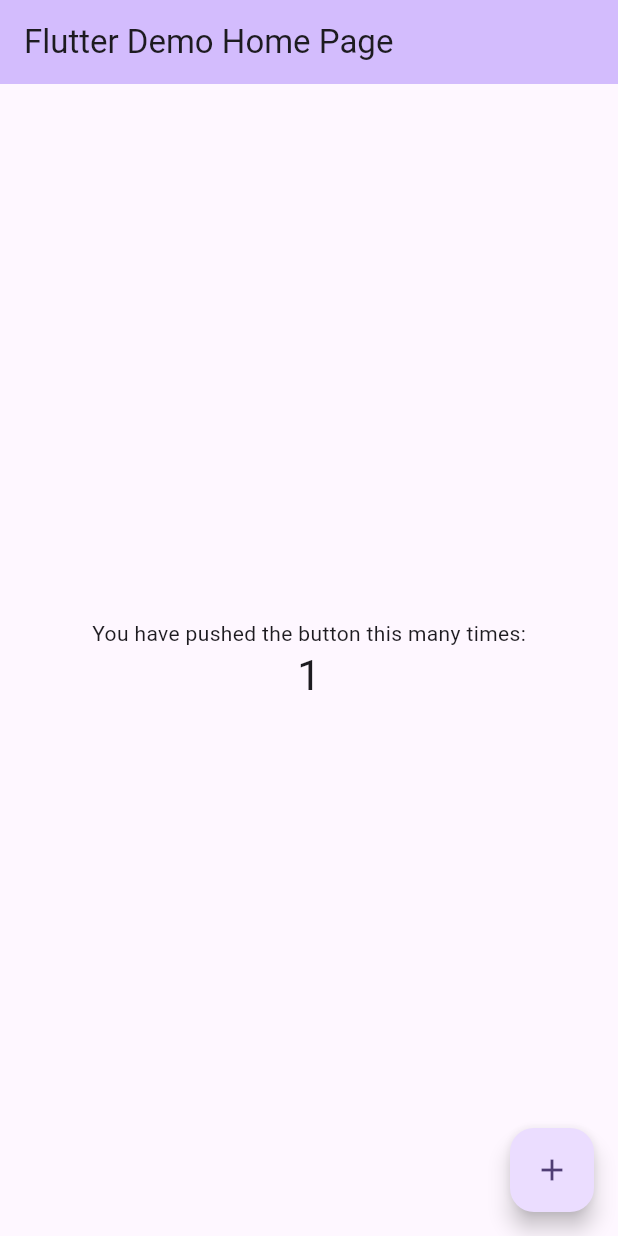
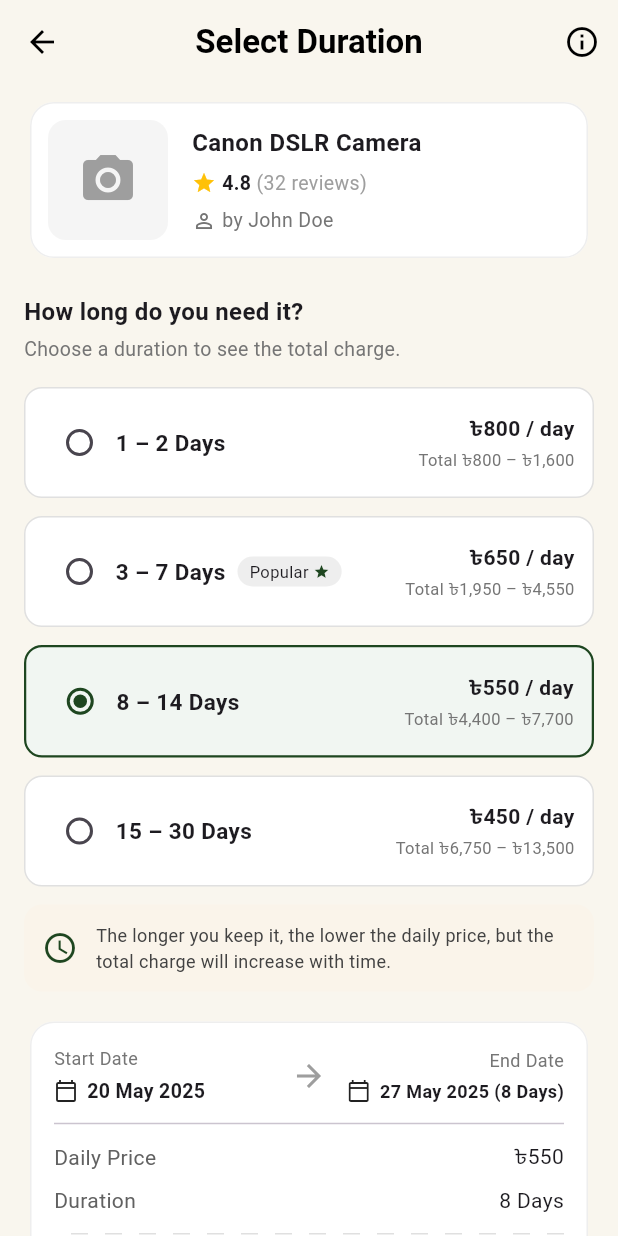
Before and after one commit to nadiuh/lendr, a Flutter app: the screen it shows after launch, after a tap on the "add" icon, on a phone screen of 412 x 824 dp. Run offline on Flutter 3.47's test engine with Material 3 defaults, Android fonts, the phone set to English and light mode, and no system bars; network calls fail.

```diff
--- a/lib/main.dart
+++ b/lib/main.dart
@@ -1,4 +1,5 @@
 import 'package:flutter/material.dart';
+import 'screens/select_duration_screen.dart';
 
 void main() {
   runApp(const MyApp());
@@ -7,45 +8,23 @@ void main() {
 class MyApp extends StatelessWidget {
   const MyApp({super.key});
 
-  // This widget is the root of your application.
   @override
   Widget build(BuildContext context) {
     return MaterialApp(
-      title: 'Flutter Demo',
+      title: 'Lendr App',
+      debugShowCheckedModeBanner: false,
       theme: ThemeData(
-        // This is the theme of your application.
-        //
-        // TRY THIS: Try running your application with "flutter run". You'll see
-        // the application has a purple toolbar. Then, without quitting the app,
-        // try changing the seedColor in the colorScheme below to Colors.green
-        // and then invoke "hot reload" (save your changes or press the "hot
-        // reload" button in a Flutter-supported IDE, or press "r" if you used
-        // the command line to start the app).
-        //
-        // Notice that the counter didn't reset back to zero; the application
-        // state is not lost during the reload. To reset the state, use hot
-        // restart instead.
-        //
-        // This works for code too, not just values: Most code changes can be
-        // tested with just a hot reload.
-        colorScheme: .fromSeed(seedColor: Colors.deepPurple),
+        colorScheme: ColorScheme.fromSeed(seedColor: Colors.deepPurple),
+        useMaterial3: true,
       ),
-      home: const MyHomePage(title: 'Flutter Demo Home Page'),
+      // Starts on the Demo page first
+      home: const MyHomePage(title: 'Lendr Home Page'),
     );
   }
 }
 
 class MyHomePage extends StatefulWidget {
   const MyHomePage({super.key, required this.title});
-
-  // This widget is the home page of your application. It is stateful, meaning
-  // that it has a State object (defined below) that contains fields that affect
-  // how it looks.
-
-  // This class is the configuration for the state. It holds the values (in this
-  // case the title) provided by the parent (in this case the App widget) and
-  // used by the build method of the State. Fields in a Widget subclass are
-  // always marked "final".
 
   final String title;
 
@@ -58,51 +37,20 @@ class _MyHomePageState extends State<MyHomePage> {
 
   void _incrementCounter() {
     setState(() {
-      // This call to setState tells the Flutter framework that something has
-      // changed in this State, which causes it to rerun the build method below
-      // so that the display can reflect the updated values. If we changed
-      // _counter without calling setState(), then the build method would not be
-      // called again, and so nothing would appear to happen.
       _counter++;
     });
   }
 
   @override
   Widget build(BuildContext context) {
-    // This method is rerun every time setState is called, for instance as done
-    // by the _incrementCounter method above.
-    //
-    // The Flutter framework has been optimized to make rerunning build methods
-    // fast, so that you can just rebuild anything that needs updating rather
-    // than having to individually change instances of widgets.
     return Scaffold(
       appBar: AppBar(
-        // TRY THIS: Try changing the color here to a specific color (to
-        // Colors.amber, perhaps?) and trigger a hot reload to see the AppBar
-        // change color while the other colors stay the same.
         backgroundColor: Theme.of(context).colorScheme.inversePrimary,
-        // Here we take the value from the MyHomePage object that was created by
-        // the App.build method, and use it to set our appbar title.
         title: Text(widget.title),
       ),
       body: Center(
-        // Center is a layout widget. It takes a single child and positions it
-        // in the middle of the parent.
         child: Column(
-          // Column is also a layout widget. It takes a list of children and
-          // arranges them vertically. By default, it sizes itself to fit its
-          // children horizontally, and tries to be as tall as its parent.
-          //
-          // Column has various properties to control how it sizes itself and
-          // how it positions its children. Here we use mainAxisAlignment to
-          // center the children vertically; the main axis here is the vertical
-          // axis because Columns are vertical (the cross axis would be
-          // horizontal).
-          //
-          // TRY THIS: Invoke "debug painting" (choose the "Toggle Debug Paint"
-          // action in the IDE, or press "p" in the console), to see the
-          // wireframe for each widget.
-          mainAxisAlignment: .center,
+          mainAxisAlignment: MainAxisAlignment.center,
           children: [
             const Text('You have pushed the button this many times:'),
             Text(
@@ -113,8 +61,16 @@ class _MyHomePageState extends State<MyHomePage> {
         ),
       ),
       floatingActionButton: FloatingActionButton(
-        onPressed: _incrementCounter,
-        tooltip: 'Increment',
+        // Tapping the (+) button opens the SelectDurationScreen
+        onPressed: () {
+          Navigator.push(
+            context,
+            MaterialPageRoute(
+              builder: (context) => const SelectDurationScreen(),
+            ),
+          );
+        },
+        tooltip: 'Open Duration Screen',
         child: const Icon(Icons.add),
       ),
     );
--- /dev/null
+++ b/lib/screens/select_duration_screen.dart
@@ -0,0 +1,398 @@
+import 'package:flutter/material.dart';
+
+class SelectDurationScreen extends StatefulWidget {
+  const SelectDurationScreen({super.key});
+
+  @override
+  State<SelectDurationScreen> createState() => _SelectDurationScreenState();
+}
+
+class _SelectDurationScreenState extends State<SelectDurationScreen> {
+  // Currently selected duration tier index
+  int _selectedIndex = 2; // Default selected: 8 - 14 Days
+
+  final List<Map<String, dynamic>> _tiers = [
+    {
+      'label': '1 – 2 Days',
+      'price': 800,
+      'rangeText': 'Total ৳800 – ৳1,600',
+      'isPopular': false,
+    },
+    {
+      'label': '3 – 7 Days',
+      'price': 650,
+      'rangeText': 'Total ৳1,950 – ৳4,550',
+      'isPopular': true,
+    },
+    {
+      'label': '8 – 14 Days',
+      'price': 550,
+      'rangeText': 'Total ৳4,400 – ৳7,700',
+      'isPopular': false,
+    },
+    {
+      'label': '15 – 30 Days',
+      'price': 450,
+      'rangeText': 'Total ৳6,750 – ৳13,500',
+      'isPopular': false,
+    },
+  ];
+
+  @override
+  Widget build(BuildContext context) {
+    const primaryColor = Color(0xFF1E4620); // Dark green accent
+    const backgroundColor = Color(0xFFF9F6EE); // Off-white/cream background
+
+    return Scaffold(
+      backgroundColor: backgroundColor,
+      appBar: AppBar(
+        backgroundColor: backgroundColor,
+        elevation: 0,
+        leading: IconButton(
+          icon: const Icon(Icons.arrow_back, color: Colors.black),
+          onPressed: () => Navigator.pop(context),
+        ),
+        title: const Text(
+          'Select Duration',
+          style: TextStyle(color: Colors.black, fontWeight: FontWeight.bold),
+        ),
+        centerTitle: true,
+        actions: [
+          IconButton(
+            icon: const Icon(Icons.info_outline, color: Colors.black),
+            onPressed: () {},
+          ),
+        ],
+      ),
+      body: SingleChildScrollView(
+        padding: const EdgeInsets.symmetric(horizontal: 16.0, vertical: 8.0),
+        child: Column(
+          crossAxisAlignment: CrossAxisAlignment.start,
+          children: [
+            // Product Summary Card
+            Card(
+              elevation: 0,
+              color: Colors.white,
+              shape: RoundedRectangleBorder(
+                borderRadius: BorderRadius.circular(16),
+                side: BorderSide(color: Colors.grey.shade200),
+              ),
+              child: Padding(
+                padding: const EdgeInsets.all(12.0),
+                child: Row(
+                  children: [
+                    Container(
+                      width: 80,
+                      height: 80,
+                      decoration: BoxDecoration(
+                        color: Colors.grey.shade100,
+                        borderRadius: BorderRadius.circular(12),
+                      ),
+                      child: ClipRRect(
+                        borderRadius: BorderRadius.circular(12),
+                        child: Image.network(
+                          'https://picsum.photos/200', // Replace with your image asset
+                          fit: BoxFit.cover,
+                          errorBuilder: (context, error, stackTrace) =>
+                          const Icon(Icons.camera_alt, size: 40, color: Colors.grey),
+                        ),
+                      ),
+                    ),
+                    const SizedBox(width: 16),
+                    Expanded(
+                      child: Column(
+                        crossAxisAlignment: CrossAxisAlignment.start,
+                        children: [
+                          const Text(
+                            'Canon DSLR Camera',
+                            style: TextStyle(
+                              fontSize: 16,
+                              fontWeight: FontWeight.bold,
+                            ),
+                          ),
+                          const SizedBox(height: 6),
+                          const Row(
+                            children: [
+                              Icon(Icons.star, color: Colors.amber, size: 16),
+                              SizedBox(width: 4),
+                              Text(
+                                '4.8 ',
+                                style: TextStyle(fontWeight: FontWeight.bold, fontSize: 13),
+                              ),
+                              Text(
+                                '(32 reviews)',
+                                style: TextStyle(color: Colors.grey, fontSize: 13),
+                              ),
+                            ],
+                          ),
+                          const SizedBox(height: 6),
+                          Row(
+                            children: [
+                              Icon(Icons.person_outline, size: 16, color: Colors.grey.shade600),
+                              const SizedBox(width: 4),
+                              Text(
+                                'by John Doe',
+                                style: TextStyle(color: Colors.grey.shade600, fontSize: 13),
+                              ),
+                            ],
+                          ),
+                        ],
+                      ),
+                    ),
+                  ],
+                ),
+              ),
+            ),
+            const SizedBox(height: 20),
+
+            // Duration Title & Subtitle
+            const Text(
+              'How long do you need it?',
+              style: TextStyle(fontSize: 16, fontWeight: FontWeight.bold),
+            ),
+            const SizedBox(height: 4),
+            Text(
+              'Choose a duration to see the total charge.',
+              style: TextStyle(fontSize: 13, color: Colors.grey.shade600),
+            ),
+            const SizedBox(height: 16),
+
+            // Duration Option Radio Cards
+            ListView.builder(
+              shrinkWrap: true,
+              physics: const NeverScrollableScrollPhysics(),
+              itemCount: _tiers.length,
+              itemBuilder: (context, index) {
+                final tier = _tiers[index];
+                final isSelected = _selectedIndex == index;
+
+                return GestureDetector(
+                  onTap: () {
+                    setState(() {
+                      _selectedIndex = index;
+                    });
+                  },
+                  child: AnimatedContainer(
+                    duration: const Duration(milliseconds: 200),
+                    margin: const EdgeInsets.only(bottom: 12),
+                    padding: const EdgeInsets.symmetric(horizontal: 12, vertical: 12),
+                    decoration: BoxDecoration(
+                      color: isSelected ? const Color(0xFFF1F6F2) : Colors.white,
+                      borderRadius: BorderRadius.circular(12),
+                      border: Border.all(
+                        color: isSelected ? primaryColor : Colors.grey.shade300,
+                        width: isSelected ? 1.5 : 1.0,
+                      ),
+                    ),
+                    child: Row(
+                      children: [
+                        Radio<int>(
+                          value: index,
+                          groupValue: _selectedIndex,
+                          activeColor: primaryColor,
+                          onChanged: (val) {
+                            if (val != null) setState(() => _selectedIndex = val);
+                          },
+                        ),
+                        Text(
+                          tier['label'],
+                          style: const TextStyle(fontWeight: FontWeight.bold, fontSize: 15),
+                        ),
+                        if (tier['isPopular']) ...[
+                          const SizedBox(width: 8),
+                          Container(
+                            padding: const EdgeInsets.symmetric(horizontal: 8, vertical: 2),
+                            decoration: BoxDecoration(
+                              color: Colors.grey.shade200,
+                              borderRadius: BorderRadius.circular(12),
+                            ),
+                            child: const Row(
+                              children: [
+                                Text('Popular ', style: TextStyle(fontSize: 11)),
+                                Icon(Icons.star, size: 11, color: primaryColor),
+                              ],
+                            ),
+                          ),
+                        ],
+                        const Spacer(),
+                        Column(
+                          crossAxisAlignment: CrossAxisAlignment.end,
+                          children: [
+                            Text(
+                              '৳${tier['price']} / day',
+                              style: const TextStyle(
+                                fontWeight: FontWeight.bold,
+                                fontSize: 14,
+                              ),
+                            ),
+                            const SizedBox(height: 2),
+                            Text(
+                              tier['rangeText'],
+                              style: TextStyle(fontSize: 11, color: Colors.grey.shade600),
+                            ),
+                          ],
+                        ),
+                      ],
+                    ),
+                  ),
+                );
+              },
+            ),
+
+            // Tip Banner
+            Container(
+              padding: const EdgeInsets.all(12),
+              decoration: BoxDecoration(
+                color: const Color(0xFFFAF4EA),
+                borderRadius: BorderRadius.circular(12),
+              ),
+              child: Row(
+                children: [
+                  const Icon(Icons.access_time, color: primaryColor),
+                  const SizedBox(width: 12),
+                  Expanded(
+                    child: Text(
+                      'The longer you keep it, the lower the daily price, but the total charge will increase with time.',
+                      style: TextStyle(fontSize: 12, color: Colors.grey.shade800),
+                    ),
+                  ),
+                ],
+              ),
+            ),
+            const SizedBox(height: 16),
+
+            // Breakdown Card
+            Card(
+              elevation: 0,
+              color: Colors.white,
+              shape: RoundedRectangleBorder(
+                borderRadius: BorderRadius.circular(16),
+                side: BorderSide(color: Colors.grey.shade200),
+              ),
+              child: Padding(
+                padding: const EdgeInsets.all(16.0),
+                child: Column(
+                  children: [
+                    // Date Selector Row
+                    Row(
+                      children: [
+                        Expanded(
+                          child: Column(
+                            crossAxisAlignment: CrossAxisAlignment.start,
+                            children: [
+                              Text('Start Date', style: TextStyle(fontSize: 12, color: Colors.grey.shade600)),
+                              const SizedBox(height: 4),
+                              const Row(
+                                children: [
+                                  Icon(Icons.calendar_today_outlined, size: 16),
+                                  SizedBox(width: 6),
+                                  Text('20 May 2025', style: TextStyle(fontWeight: FontWeight.w600, fontSize: 13)),
+                                ],
+                              ),
+                            ],
+                          ),
+                        ),
+                        const Icon(Icons.arrow_forward, color: Colors.grey),
+                        Expanded(
+                          child: Column(
+                            crossAxisAlignment: CrossAxisAlignment.end,
+                            children: [
+                              Text('End Date', style: TextStyle(fontSize: 12, color: Colors.grey.shade600)),
+                              const SizedBox(height: 4),
+                              const Row(
+                                mainAxisAlignment: MainAxisAlignment.end,
+                                children: [
+                                  Icon(Icons.calendar_today_outlined, size: 16),
+                                  SizedBox(width: 6),
+                                  Text('27 May 2025 (8 Days)', style: TextStyle(fontWeight: FontWeight.w600, fontSize: 12)),
+                                ],
+                              ),
+                            ],
+                          ),
+                        ),
+                      ],
+                    ),
+                    const Divider(height: 24),
+
+                    // Pricing Details
+                    Row(
+                      mainAxisAlignment: MainAxisAlignment.spaceBetween,
+                      children: [
+                        Text('Daily Price', style: TextStyle(color: Colors.grey.shade700)),
+                        Text('৳${_tiers[_selectedIndex]['price']}'),
+                      ],
+                    ),
+                    const SizedBox(height: 8),
+                    Row(
+                      mainAxisAlignment: MainAxisAlignment.spaceBetween,
+                      children: [
+                        Text('Duration', style: TextStyle(color: Colors.grey.shade700)),
+                        const Text('8 Days'),
+                      ],
+                    ),
+                    const SizedBox(height: 12),
+
+                    // Dashed Divider simulation
+                    Row(
+                      children: List.generate(
+                        30,
+                            (index) => Expanded(
+                          child: Container(
+                            color: index % 2 == 0 ? Colors.transparent : Colors.grey.shade300,
+                            height: 1,
+                          ),
+                        ),
+                      ),
+                    ),
+                    const SizedBox(height: 12),
+
+                    // Total Payable
+                    Row(
+                      mainAxisAlignment: MainAxisAlignment.spaceBetween,
+                      children: [
+                        const Text('Total Payable', style: TextStyle(fontWeight: FontWeight.bold, fontSize: 16)),
+                        Text(
+                          '৳${_tiers[_selectedIndex]['price'] * 8}',
+                          style: const TextStyle(fontWeight: FontWeight.bold, fontSize: 18, color: primaryColor),
+                        ),
+                      ],
+                    ),
+                  ],
+                ),
+              ),
+            ),
+            const SizedBox(height: 20),
+
+            // Continue Button
+            SizedBox(
+              width: double.infinity,
+              height: 50,
+              child: ElevatedButton(
+                style: ElevatedButton.styleFrom(
+                  backgroundColor: primaryColor,
+                  shape: RoundedRectangleBorder(borderRadius: BorderRadius.circular(12)),
+                ),
+                onPressed: () {},
+                child: const Text('Continue', style: TextStyle(fontSize: 16, color: Colors.white, fontWeight: FontWeight.bold)),
+              ),
+            ),
+            const SizedBox(height: 12),
+
+            // Footer note
+            const Center(
+              child: Row(
+                mainAxisAlignment: MainAxisAlignment.center,
+                children: [
+                  Icon(Icons.lock_outline, size: 14, color: Colors.grey),
+                  SizedBox(width: 4),
+                  Text('Secure & Safe Transaction', style: TextStyle(fontSize: 12, color: Colors.grey)),
+                ],
+              ),
+            ),
+            const SizedBox(height: 20),
+          ],
+        ),
+      ),
+    );
+  }
+}
```
Also changed, not shown: analysis_options.yaml (+9 -0 lines), lib/screens/item_details_screen.dart (added), 1 other file.
